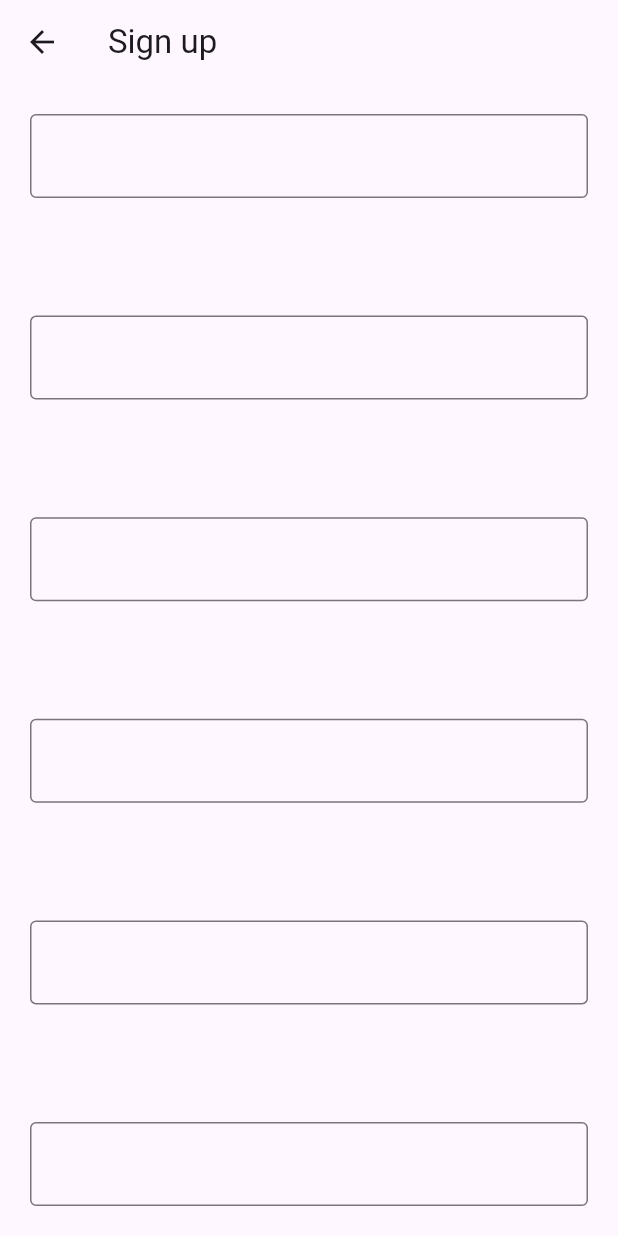
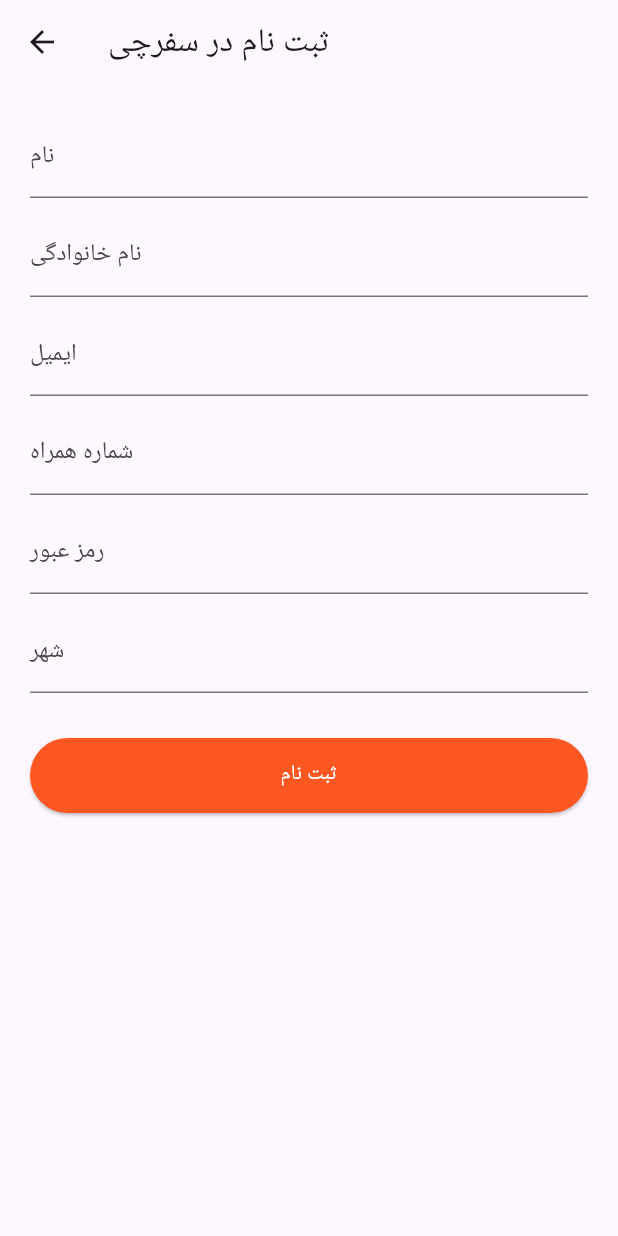
Before and after one commit to SamanEsmaeili3/Data-Base-Project, a Flutter app: the SignupPage screen opened directly, on a phone screen of 412 x 824 dp. Run offline on Flutter 3.47's test engine with Material 3 defaults, Android fonts, the phone set to English and light mode, and no system bars; our stand-ins replace dio; accounts and stored records are empty.

Commit message:
complete and check OTP login, SignUp

```diff
--- a/lib/models/auth_model.dart
+++ b/lib/models/auth_model.dart
@@ -20,7 +20,7 @@
   LoginWithPasswordModel({required this.phoneOrEmail, required this.password});
 
   Map<String, dynamic> toJson() {
-    return {'phone_or_Email': phoneOrEmail, 'password': password};
+    return {'phone_or_email': phoneOrEmail, 'password': password};
   }
 }
 
@@ -41,6 +41,6 @@
   LoginWithOtpModel({required this.phoneOrEmail, required this.otp});
 
   Map<String, dynamic> toJson() {
-    return {'phone_or_Email': phoneOrEmail, 'otp': otp};
+    return {'phone_or_email': phoneOrEmail, 'otp': otp};
   }
 }
--- a/lib/views/pages/signup_page.dart
+++ b/lib/views/pages/signup_page.dart
@@ -1,4 +1,8 @@
 import 'package:flutter/material.dart';
+import 'package:hand_made/provider/auth_provider.dart';
+import 'package:hand_made/views/widget_tree.dart';
+import 'package:provider/provider.dart';
+import 'package:hand_made/models/user_model.dart';
 
 class SignupPage extends StatefulWidget {
   const SignupPage({super.key});
@@ -8,62 +12,127 @@
 }
 
 class _SignupPageState extends State<SignupPage> {
+  final _firstNameController = TextEditingController();
+  final _lastNameController = TextEditingController();
+  final _emailController = TextEditingController();
+  final _phoneController = TextEditingController();
+  final _passwordController = TextEditingController();
+  final _cityController = TextEditingController();
+
   @override
-  TextEditingController controller = TextEditingController();
+  void dispose() {
+    _firstNameController.dispose();
+    _lastNameController.dispose();
+    _emailController.dispose();
+    _phoneController.dispose();
+    _passwordController.dispose();
+    _cityController.dispose();
+    super.dispose();
+  }
+
   @override
   Widget build(BuildContext context) {
     return Scaffold(
-      appBar: AppBar(title: Text("Sign up")),
+      appBar: AppBar(title: const Text("ثبت نام در سفرچی")),
       body: Padding(
         padding: const EdgeInsets.all(20.0),
+        child: SingleChildScrollView(
+          // To prevent overflow
           child: Column(
-          mainAxisAlignment: MainAxisAlignment.spaceBetween,
             children: [
               TextField(
-              controller: controller,
-              decoration: InputDecoration(border: OutlineInputBorder()),
-              onEditingComplete: () {
-                setState(() {});
+                controller: _firstNameController,
+                decoration: const InputDecoration(labelText: 'نام'),
+              ),
+              const SizedBox(height: 10),
+              TextField(
+                controller: _lastNameController,
+                decoration: const InputDecoration(labelText: 'نام خانوادگی'),
+              ),
+              const SizedBox(height: 10),
+              TextField(
+                controller: _emailController,
+                decoration: const InputDecoration(labelText: 'ایمیل'),
+              ),
+              const SizedBox(height: 10),
+              TextField(
+                controller: _phoneController,
+                decoration: const InputDecoration(labelText: 'شماره همراه'),
+              ),
+              const SizedBox(height: 10),
+              TextField(
+                controller: _passwordController,
+                decoration: const InputDecoration(labelText: 'رمز عبور'),
+                obscureText: true,
+              ),
+              const SizedBox(height: 10),
+              TextField(
+                controller: _cityController,
+                decoration: const InputDecoration(labelText: 'شهر'),
+              ),
+              const SizedBox(height: 30),
+              Consumer<AuthProvider>(
+                builder: (context, authProvider, child) {
+                  if (authProvider.authStatus == AuthStatus.authenticating) {
+                    return const CircularProgressIndicator();
+                  }
+                  return ElevatedButton(
+                    style: ElevatedButton.styleFrom(
+                      backgroundColor: Colors.deepOrange,
+                      foregroundColor: Colors.white,
+                      minimumSize: const Size(double.infinity, 50),
+                    ),
+                    onPressed: () {
+                      final userToCreate = UserCreateModel(
+                        firstName: _firstNameController.text,
+                        lastName: _lastNameController.text,
+                        email: _emailController.text,
+                        phoneNumber: _phoneController.text,
+                        password: _passwordController.text,
+                        city: _cityController.text,
+                      );
+                      // You need to add the signUp method to your AuthProvider
+                      authProvider
+                          .signUp(userToCreate)
+                          .then((success) {
+                            if (success) {
+                              ScaffoldMessenger.of(context).showSnackBar(
+                                const SnackBar(
+                                  content: Text('ثبت نام با موفقیت انجام شد.'),
+                                ),
+                              );
+                              // TODO: Remove back button functionality
+                              Navigator.pushReplacement(
+                                context,
+                                MaterialPageRoute(
+                                  builder: (context) => const widgetTree(),
+                                ),
+                              ); // Go back to the previous page
+                            } else {
+                              ScaffoldMessenger.of(context).showSnackBar(
+                                SnackBar(
+                                  content: Text(
+                                    authProvider.errorMessage ??
+                                        'خطا در ثبت نام',
+                                  ),
+                                ),
+                              );
+                            }
+                          })
+                          .catchError((error) {
+                            ScaffoldMessenger.of(context).showSnackBar(
+                              SnackBar(content: Text('خطا: $error')),
+                            );
+                          });
                     },
-            ),
-            TextField(
-              controller: controller,
-              decoration: InputDecoration(border: OutlineInputBorder()),
-              onEditingComplete: () {
-                setState(() {});
-              },
-            ),
-            TextField(
-              controller: controller,
-              decoration: InputDecoration(border: OutlineInputBorder()),
-              onEditingComplete: () {
-                setState(() {});
-              },
-            ),
-            TextField(
-              controller: controller,
-              decoration: InputDecoration(border: OutlineInputBorder()),
-              onEditingComplete: () {
-                setState(() {});
-              },
-            ),
-            TextField(
-              controller: controller,
-              decoration: InputDecoration(border: OutlineInputBorder()),
-              onEditingComplete: () {
-                setState(() {});
-              },
-            ),
-            TextField(
-              controller: controller,
-              decoration: InputDecoration(border: OutlineInputBorder()),
-              onEditingComplete: () {
-                setState(() {});
+                    child: const Text("ثبت نام"),
+                  );
                 },
               ),
             ],
           ),
         ),
+      ),
     );
   }
 }
```
Also changed, not shown: lib/views/pages/otp_login_page.dart (+11 -1 lines). Lines whose indentation alone changed are shown as unchanged.
